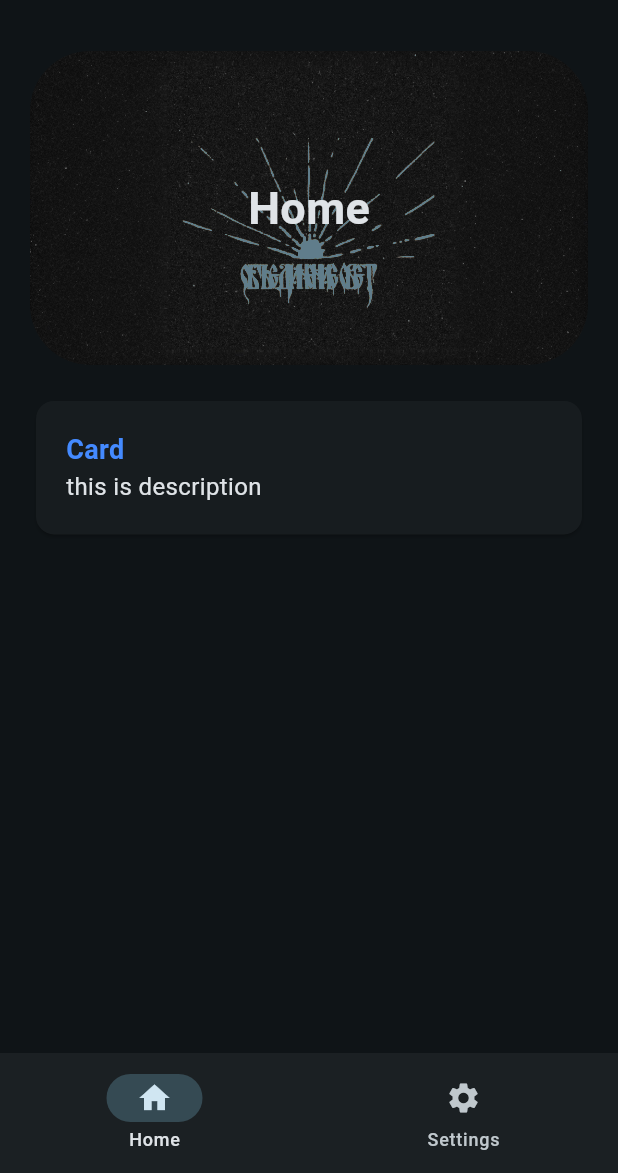
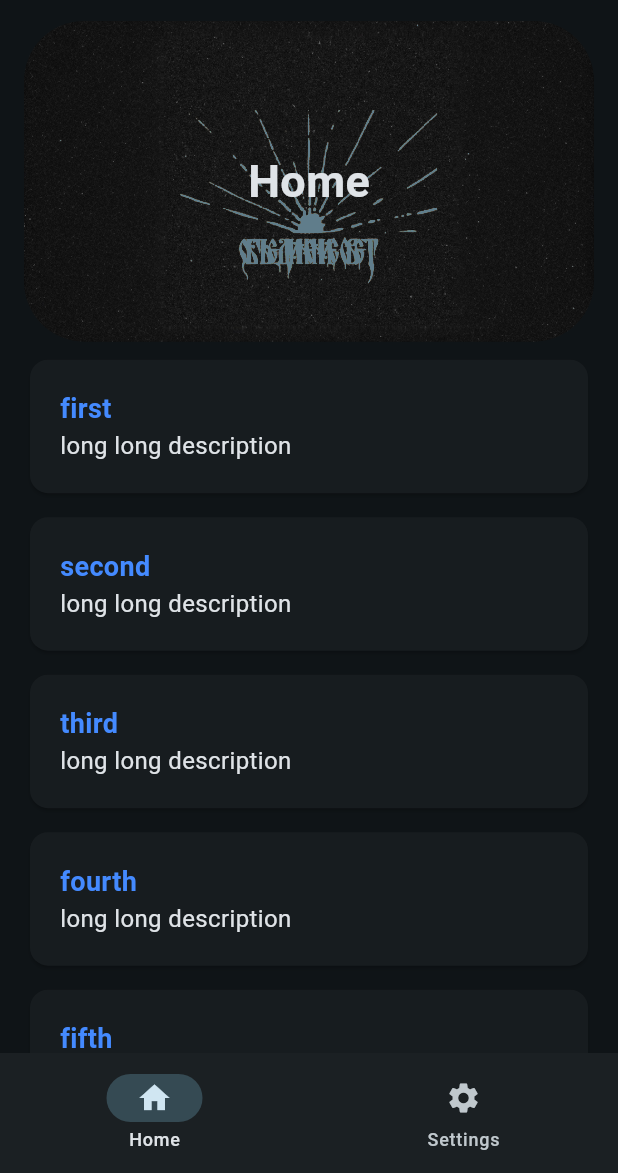
Before and after one commit to kntbruh/test_flutter_app, a Flutter app: the WidgetTree screen opened directly, on a phone screen of 412 x 824 dp, the part 63-1236 px from its top. Run offline on Flutter 3.47's test engine with Material 3 defaults, Android fonts, the phone set to English and light mode, and no system bars; our stand-ins replace shared_preferences; accounts and stored records are empty.

Commit message:
container and list

```diff
--- a/lib/data/constants.dart
+++ b/lib/data/constants.dart
@@ -12,3 +12,11 @@ class KTextStyle {
   );
   static const TextStyle descriptionText = TextStyle(fontSize: 16.0);
 }
+
+class KValue {
+  static const String first = 'first';
+  static const String second = 'second';
+  static const String third = 'third';
+  static const String fourth = 'fourth';
+  static const String fifth = 'fifth';
+}
--- a/lib/views/pages/home_page.dart
+++ b/lib/views/pages/home_page.dart
@@ -1,5 +1,7 @@
 import 'package:flutter/material.dart';
 import 'package:my_app/data/constants.dart';
+import 'package:my_app/views/widgets/container_widget.dart';
+
 import 'package:my_app/views/widgets/hero_widget.dart';
 
 class HomePage extends StatelessWidget {
@@ -7,31 +9,30 @@ class HomePage extends StatelessWidget {
 
   @override
   Widget build(BuildContext context) {
+    List<String> list = [
+      KValue.first,
+      KValue.second,
+      KValue.third,
+      KValue.fourth,
+      KValue.fifth,
+    ];
     return Padding(
-      padding: EdgeInsets.all(20.0),
-      child: Column(
-        children: [
-          HeroWidget(title: 'Home'),
-          Container(
-            width: double.infinity,
-            padding: EdgeInsets.symmetric(vertical: 20),
-            child: Card(
-              child: Padding(
-                padding: EdgeInsets.all(20),
-                child: Column(
-                  crossAxisAlignment: CrossAxisAlignment.start,
-                  children: [
-                    Text('Card', style: KTextStyle.titleText),
-                    Text(
-                      'this is description',
-                      style: KTextStyle.descriptionText,
-                    ),
-                  ],
+      padding: EdgeInsets.symmetric(horizontal: 16.0),
+      child: SingleChildScrollView(
+        child: Column(
+          children: [
+            HeroWidget(title: 'Home'),
+            Column(
+              children: List.generate(
+                list.length,
+                (index) => ContainerWidget(
+                  title: list.elementAt(index),
+                  description: 'long long description',
                 ),
               ),
             ),
-          ),
-        ],
+          ],
+        ),
       ),
     );
   }
--- /dev/null
+++ b/lib/views/widgets/container_widget.dart
@@ -0,0 +1,33 @@
+import 'package:flutter/material.dart';
+import 'package:my_app/data/constants.dart';
+
+class ContainerWidget extends StatelessWidget {
+  const ContainerWidget({
+    super.key,
+    required this.title,
+    required this.description,
+  });
+
+  final String title;
+  final String description;
+
+  @override
+  Widget build(BuildContext context) {
+    return Container(
+      width: double.infinity,
+      padding: EdgeInsets.only(top: 8),
+      child: Card(
+        child: Padding(
+          padding: EdgeInsets.all(20),
+          child: Column(
+            crossAxisAlignment: CrossAxisAlignment.start,
+            children: [
+              Text(title, style: KTextStyle.titleText),
+              Text(description, style: KTextStyle.descriptionText),
+            ],
+          ),
+        ),
+      ),
+    );
+  }
+}
```
